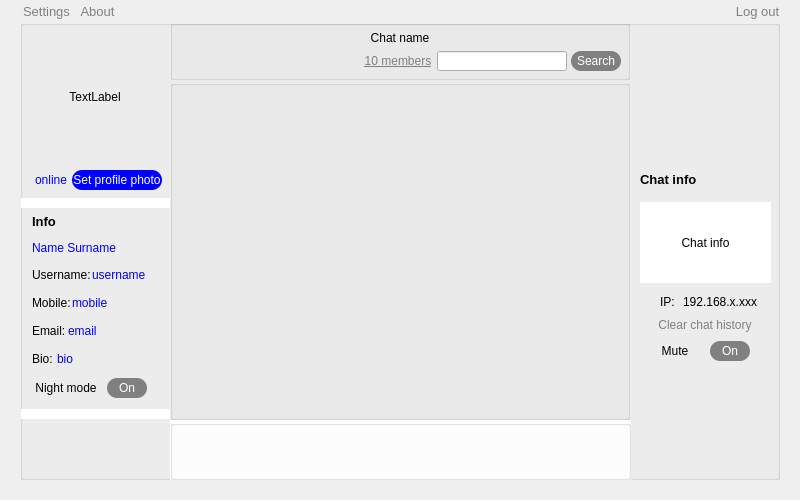
Above: Client/MyClient/myclient.ui from BogdPavel/Twinky before the change. Below: the same form after it.
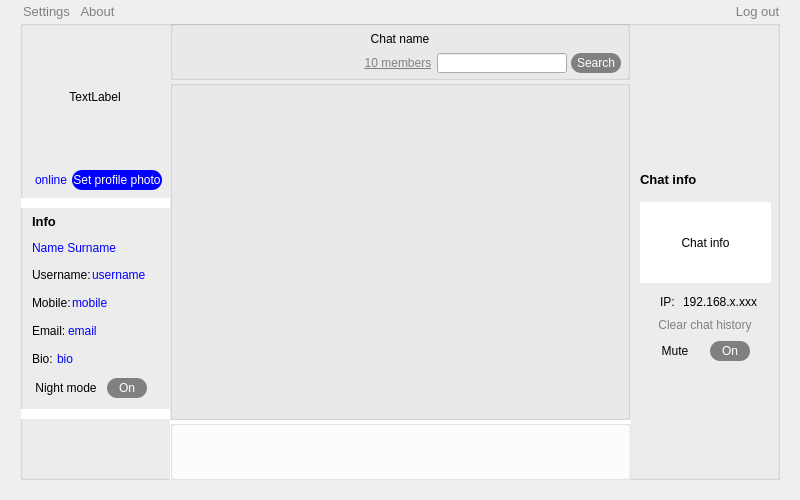
That is the form after the change. Icons and pictures are not drawn.

The edit to the form file:
```diff
--- a/Client/MyClient/myclient.ui
+++ b/Client/MyClient/myclient.ui
@@ -81,14 +81,29 @@
      <property name="title">
       <string/>
      </property>
+     <widget class="QWidget" name="">
+      <property name="geometry">
+       <rect>
+        <x>10</x>
+        <y>10</y>
+        <width>441</width>
+        <height>43</height>
+       </rect>
+      </property>
+      <layout class="QVBoxLayout" name="verticalLayout_3">
+       <item>
      <widget class="QLabel" name="label_10">
-      <property name="geometry">
-       <rect>
-        <x>0</x>
-        <y>10</y>
-        <width>460</width>
-        <height>16</height>
-       </rect>
+         <property name="minimumSize">
+          <size>
+           <width>440</width>
+           <height>0</height>
+          </size>
+         </property>
+         <property name="maximumSize">
+          <size>
+           <width>440</width>
+           <height>16777215</height>
+          </size>
       </property>
       <property name="styleSheet">
        <string notr="true">background: none</string>
@@ -100,15 +115,8 @@
        <set>Qt::AlignCenter</set>
       </property>
      </widget>
-     <widget class="QWidget" name="layoutWidget">
-      <property name="geometry">
-       <rect>
-        <x>10</x>
-        <y>30</y>
-        <width>441</width>
-        <height>22</height>
-       </rect>
-      </property>
+       </item>
+       <item>
       <layout class="QHBoxLayout" name="horizontalLayout_7">
        <property name="spacing">
         <number>4</number>
@@ -195,6 +203,8 @@
         </widget>
        </item>
       </layout>
+       </item>
+      </layout>
      </widget>
     </widget>
     <widget class="QLabel" name="label_9">
```
Left out of the diff: 22 changed lines with no effect on the pictures. Lines whose indentation alone changed are shown as unchanged.
